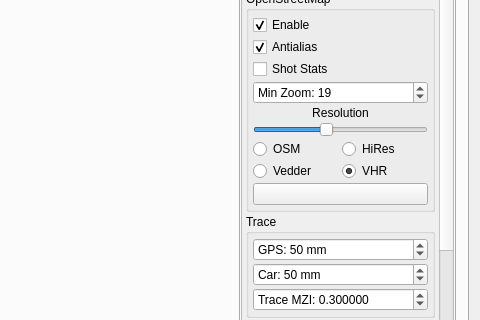
The window that Linux/RControlStation/mainwindow.ui (vedderb/rise_sdvp) describes before a commit, drawn with Qt 5; both pictures show x 582 to 1062 and y 295 to 615 of the 1062 by 727 pixel window.
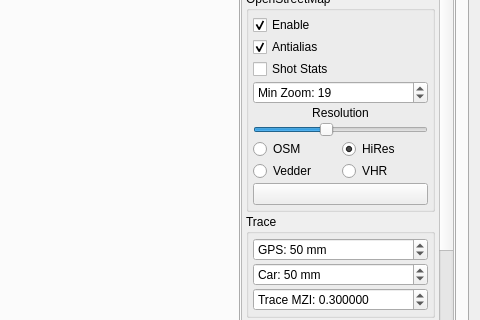
The same window after the commit. The open tabs and pages were chosen to show the change. Icons and pictures are not drawn. Custom widgets are drawn as their Qt base class.

Commit message: Changed default tile server to cover more than sweden

Diff of the .ui file:
```diff
--- a/Linux/RControlStation/mainwindow.ui
+++ b/Linux/RControlStation/mainwindow.ui
@@ -2240,7 +2240,7 @@
                         <string>HiRes</string>
                        </property>
                        <property name="checked">
-                        <bool>false</bool>
+                        <bool>true</bool>
                        </property>
                       </widget>
                      </item>
@@ -2260,7 +2260,7 @@
                         <string>VHR</string>
                        </property>
                        <property name="checked">
-                        <bool>true</bool>
+                        <bool>false</bool>
                        </property>
                       </widget>
                      </item>
```
The commit also changes 1 other file.
